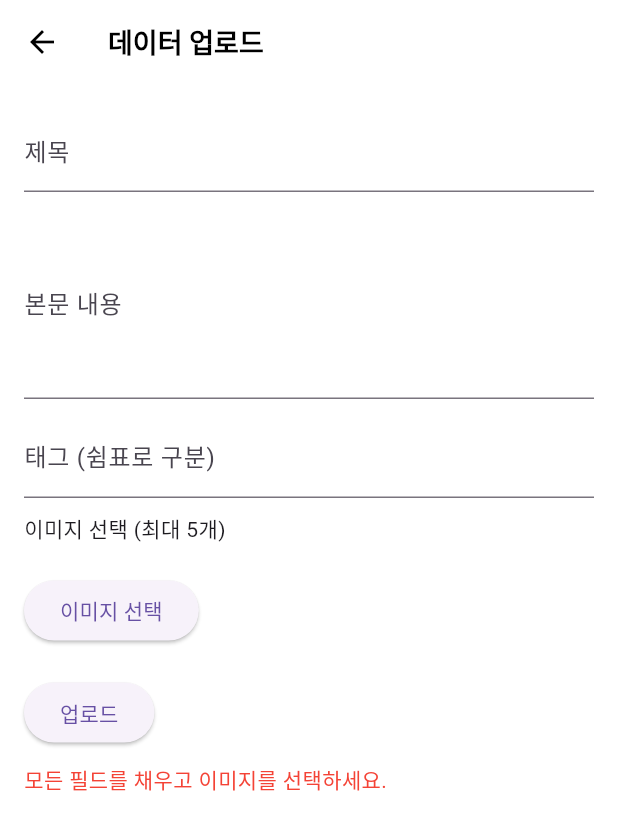
After one commit to MuKyoung/curefarm_web_0.0.1, a Flutter app: the UploadPage screen opened directly, after a tap on "업로드", on a phone screen of 412 x 824 dp. The commit adds this screen. Shown: the top 830 px of the screen. Run offline on Flutter 3.47's test engine with Material 3 defaults, Android fonts, the light colour scheme and no system bars; our stand-ins replace cached_network_image, carousel_slider, cloud_firestore, file_picker, firebase_auth, firebase_core and 5 more; missing offline and left inert: dart:html, firebase, firebase_core_web; accounts and stored records are empty; network calls fail; statements that could not run were skipped.

Commit message:
upload post function added

```diff
--- a/lib/MainScene/Screens/main_navigation_screen.dart
+++ b/lib/MainScene/Screens/main_navigation_screen.dart
@@ -1,6 +1,7 @@
 import 'package:curefarm_beta/MainScene/Screens/home_screen.dart';
 import 'package:curefarm_beta/MainScene/view_models/main_view_model.dart';
 import 'package:curefarm_beta/ManagerMainScene/Screens/manager_home_screen.dart';
+import 'package:curefarm_beta/ManagerMainScene/Screens/upload_page.dart';
 import 'package:curefarm_beta/ProfilePage/View/user_profile_view.dart';
 import 'package:curefarm_beta/SettingScene/Screens/settings_screen.dart';
 import 'package:curefarm_beta/widgets/nav_tab.dart';
@@ -56,11 +57,11 @@ class _MainNavigationScreenState extends ConsumerState<MainNavigationScreen> {
       child: UserProfileScreen(),
     ),
     const Center(
-      child: ManagerHomeScreen(),
+      child: UploadPage(),
     ),
     const Center(
       child: Text(
-        'ManagerChat',
+        '매니저 채팅',
         style: TextStyle(fontSize: 49),
       ),
     ),
--- /dev/null
+++ b/lib/ManagerMainScene/Screens/upload_page.dart
@@ -0,0 +1,189 @@
+import 'dart:io';
+import 'dart:html' as html; // 웹에서 Blob URL을 사용하기 위함
+import 'dart:typed_data'; // Uint8List 사용
+import 'package:curefarm_beta/ManagerMainScene/Models/product_model.dart';
+import 'package:curefarm_beta/ManagerMainScene/view_models/upload_view_model.dart';
+import 'package:file_picker/file_picker.dart';
+import 'package:firebase_auth/firebase_auth.dart';
+import 'package:flutter/foundation.dart';
+import 'package:flutter/material.dart';
+import 'package:flutter_riverpod/flutter_riverpod.dart';
+import 'package:image_picker/image_picker.dart';
+
+class UploadPage extends ConsumerStatefulWidget {
+  const UploadPage({super.key});
+
+  @override
+  _UploadPageState createState() => _UploadPageState();
+}
+
+class _UploadPageState extends ConsumerState<UploadPage> {
+  final _titleController = TextEditingController();
+  final _descriptionController = TextEditingController();
+  final _tagsController = TextEditingController();
+  final Set<XFile> _selectedImages = {}; // 중복 방지 위해 Set 사용
+  final Set<Uint8List> _selectedWebImages = {}; // 웹 이미지도 Set 사용
+  List<String>? _webImageUrls = []; // 웹 이미지 URL 저장
+  final ImagePicker _picker = ImagePicker();
+
+  // Firebase Auth 인스턴스
+  final FirebaseAuth _auth = FirebaseAuth.instance;
+
+  // 이미지 선택
+  Future<void> _pickImages() async {
+    if (kIsWeb) {
+      final result = await FilePicker.platform.pickFiles(
+        allowMultiple: true,
+        type: FileType.image,
+      );
+      if (result != null && result.files.length <= 5) {
+        setState(() {
+          _selectedWebImages.addAll(result.files.map((file) => file.bytes!));
+          _webImageUrls = _selectedWebImages.map((fileBytes) {
+            final blob = html.Blob([fileBytes]);
+            return html.Url.createObjectUrlFromBlob(blob);
+          }).toList();
+        });
+      } else {
+        ScaffoldMessenger.of(context).showSnackBar(
+          const SnackBar(content: Text('최대 5개의 이미지만 선택할 수 있습니다.')),
+        );
+      }
+    } else {
+      final pickedImages = await _picker.pickMultiImage(imageQuality: 85);
+      if (pickedImages.length <= 5) {
+        setState(() {
+          _selectedImages.addAll(pickedImages);
+        });
+      } else {
+        ScaffoldMessenger.of(context).showSnackBar(
+          const SnackBar(content: Text('최대 5개의 이미지만 선택할 수 있습니다.')),
+        );
+      }
+    }
+  }
+
+  // 이미지 클릭 시 선택 해제
+  void _removeImage(int index, {bool isWeb = false}) {
+    setState(() {
+      if (isWeb) {
+        _selectedWebImages.remove(_selectedWebImages.elementAt(index));
+        _webImageUrls?.removeAt(index);
+      } else {
+        _selectedImages.remove(_selectedImages.elementAt(index));
+      }
+    });
+  }
+
+  @override
+  Widget build(BuildContext context) {
+    final uploadState = ref.watch(uploadViewModelProvider);
+
+    return Scaffold(
+      appBar: AppBar(
+        title: const Text('데이터 업로드'),
+      ),
+      body: SingleChildScrollView(
+        padding: const EdgeInsets.all(16.0),
+        child: Column(
+          crossAxisAlignment: CrossAxisAlignment.start,
+          children: [
+            TextField(
+              controller: _titleController,
+              decoration: const InputDecoration(labelText: '제목'),
+            ),
+            const SizedBox(height: 10),
+            TextField(
+              controller: _descriptionController,
+              decoration: const InputDecoration(labelText: '본문 내용'),
+              maxLines: 4,
+            ),
+            const SizedBox(height: 10),
+            TextField(
+              controller: _tagsController,
+              decoration: const InputDecoration(
+                labelText: '태그 (쉼표로 구분)',
+              ),
+            ),
+            const SizedBox(height: 10),
+            const Text('이미지 선택 (최대 5개)'),
+            const SizedBox(height: 10),
+            Wrap(
+              spacing: 8.0,
+              runSpacing: 8.0,
+              children: kIsWeb
+                  ? [
+                      for (var i = 0; i < _webImageUrls!.length; i++)
+                        GestureDetector(
+                          onTap: () =>
+                              _removeImage(i, isWeb: true), // 클릭 시 선택 해제
+                          child: Image.network(
+                            _webImageUrls![i],
+                            width: 100,
+                            height: 100,
+                            fit: BoxFit.cover,
+                            errorBuilder: (context, error, stackTrace) {
+                              return const Text('이미지 로드 실패');
+                            },
+                          ),
+                        ),
+                    ]
+                  : [
+                      for (var i = 0; i < _selectedImages.length; i++)
+                        GestureDetector(
+                          onTap: () => _removeImage(i), // 클릭 시 선택 해제
+                          child: Image.file(
+                            File(_selectedImages.elementAt(i).path),
+                            width: 100,
+                            height: 100,
+                            fit: BoxFit.cover,
+                          ),
+                        ),
+                    ],
+            ),
+            const SizedBox(height: 10),
+            ElevatedButton(
+              onPressed: _pickImages,
+              child: const Text('이미지 선택'),
+            ),
+            const SizedBox(height: 20),
+            ElevatedButton(
+              onPressed: () async {
+                final tags = _tagsController.text.split(',');
+
+                // 업로드하는 사용자 정보 가져오기
+                final User? user = _auth.currentUser;
+                if (user != null) {
+                  final uploader = user.displayName ?? "unknown"; // 업로더의 이메일
+
+                  // 데이터 업로드 로직 호출 시 업로더 정보 포함
+                  ref.read(uploadViewModelProvider.notifier).uploadData(
+                        title: _titleController.text,
+                        description: _descriptionController.text,
+                        tags: tags,
+                        selectedImages: _selectedImages.toList(),
+                        selectedWebImages: _selectedWebImages.toList(),
+                        uploader: uploader, // 추가된 업로더 정보
+                      );
+                } else {
+                  ScaffoldMessenger.of(context).showSnackBar(
+                    const SnackBar(content: Text('로그인이 필요합니다.')),
+                  );
+                }
+              },
+              child: uploadState.isLoading
+                  ? const CircularProgressIndicator()
+                  : const Text('업로드'),
+            ),
+            if (uploadState.errorMessage.isNotEmpty)
+              Padding(
+                padding: const EdgeInsets.only(top: 10),
+                child: Text(uploadState.errorMessage,
+                    style: const TextStyle(color: Colors.red)),
+              ),
+          ],
+        ),
+      ),
+    );
+  }
+}
--- /dev/null
+++ b/lib/ManagerMainScene/view_models/upload_view_model.dart
@@ -0,0 +1,83 @@
+// item_view_model.dart
+import 'dart:io';
+import 'dart:typed_data';
+
+import 'package:cloud_firestore/cloud_firestore.dart';
+import 'package:curefarm_beta/ManagerMainScene/Models/product_model.dart';
+import 'package:curefarm_beta/ManagerMainScene/repositories/product_repository.dart';
+import 'package:firebase_storage/firebase_storage.dart';
+import 'package:flutter/foundation.dart';
+import 'package:flutter_riverpod/flutter_riverpod.dart';
+import 'package:image_picker/image_picker.dart';
+
+final uploadViewModelProvider =
+    StateNotifierProvider<UploadViewModel, _UploadState>(
+  (ref) => UploadViewModel(),
+);
+
+class _UploadState {
+  final bool isLoading;
+  final String errorMessage;
+
+  _UploadState({this.isLoading = false, this.errorMessage = ''});
+}
+
+class UploadViewModel extends StateNotifier<_UploadState> {
+  UploadViewModel() : super(_UploadState());
+
+  Future<void> uploadData({
+    required String title,
+    required String description,
+    required List<String> tags,
+    List<XFile>? selectedImages,
+    List<Uint8List>? selectedWebImages,
+    required String uploader,
+  }) async {
+    if (title.isEmpty ||
+        description.isEmpty ||
+        (selectedImages == null && selectedWebImages == null)) {
+      state = _UploadState(errorMessage: '모든 필드를 채우고 이미지를 선택하세요.');
+      return;
+    }
+
+    state = _UploadState(isLoading: true);
+
+    List<String> uploadedImageUrls = [];
+
+    try {
+      if (kIsWeb) {
+        for (var fileBytes in selectedWebImages!) {
+          final ref = FirebaseStorage.instance
+              .ref()
+              .child('productImages/${DateTime.now().millisecondsSinceEpoch}');
+          final uploadTask = await ref.putData(fileBytes); // 웹에서 데이터 업로드
+          final imageUrl = await uploadTask.ref.getDownloadURL();
+          uploadedImageUrls.add(imageUrl);
+        }
+      } else {
+        for (var image in selectedImages!) {
+          final ref = FirebaseStorage.instance
+              .ref()
+              .child('productImages/${DateTime.now().millisecondsSinceEpoch}');
+          final uploadTask =
+              await ref.putFile(File(image.path)); // 모바일에서 파일 업로드
+          final imageUrl = await uploadTask.ref.getDownloadURL();
+          uploadedImageUrls.add(imageUrl);
+        }
+      }
+
+      // Firestore에 데이터 저장
+      await FirebaseFirestore.instance.collection('products').add({
+        'title': title,
+        'description': description,
+        'tags': tags,
+        'imageUrls': uploadedImageUrls,
+        'uploader': uploader,
+      });
+
+      state = _UploadState(); // 완료 상태로 전환
+    } catch (e) {
+      state = _UploadState(errorMessage: '업로드 실패: $e');
+    }
+  }
+}
```
Also changed, not shown: lib/ManagerMainScene/Models/product_model.dart (added, +31 -0 lines), lib/ManagerMainScene/repositories/product_repository.dart (added, +39 -0 lines), lib/ManagerMainScene/view_models/product_view_model.dart (added), 1 other file.
